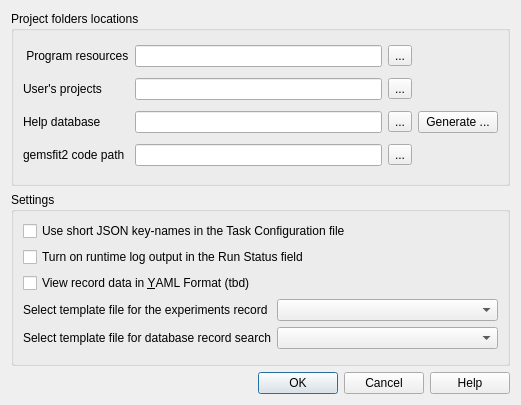
Qt form gfshell2/dialogs/PreferencesDialog.ui (gemshub/gemsfits) before a commit.
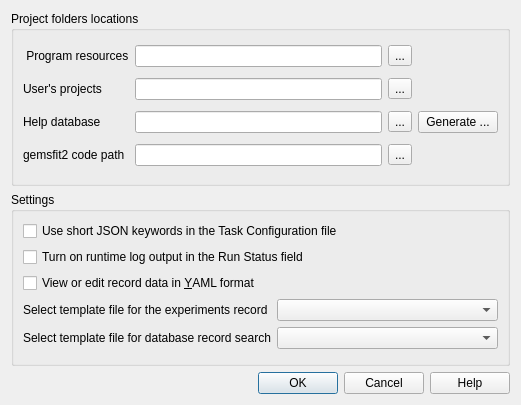
The same form after that commit. Icons and pictures are not drawn.

Commit message: Corrections in preferences dialog; more work on running CSHK fits (fixes in .csv data file).

What changed in the file:
```diff
--- a/gfshell2/dialogs/PreferencesDialog.ui
+++ b/gfshell2/dialogs/PreferencesDialog.ui
@@ -111,7 +111,7 @@
       <item row="0" column="0" colspan="2">
        <widget class="QCheckBox" name="commentsBox">
         <property name="text">
-         <string>Use short JSON key-names in the Task Configuration file</string>
+         <string>Use short JSON keywords in the Task Configuration file</string>
         </property>
        </widget>
       </item>
@@ -125,7 +125,7 @@
       <item row="2" column="0" colspan="2">
        <widget class="QCheckBox" name="yamlBox">
         <property name="text">
-         <string>View record data in &amp;YAML Format (tbd)</string>
+         <string>View or edit record data in &amp;YAML format</string>
         </property>
        </widget>
       </item>
```
The commit also changes 8 other files.
